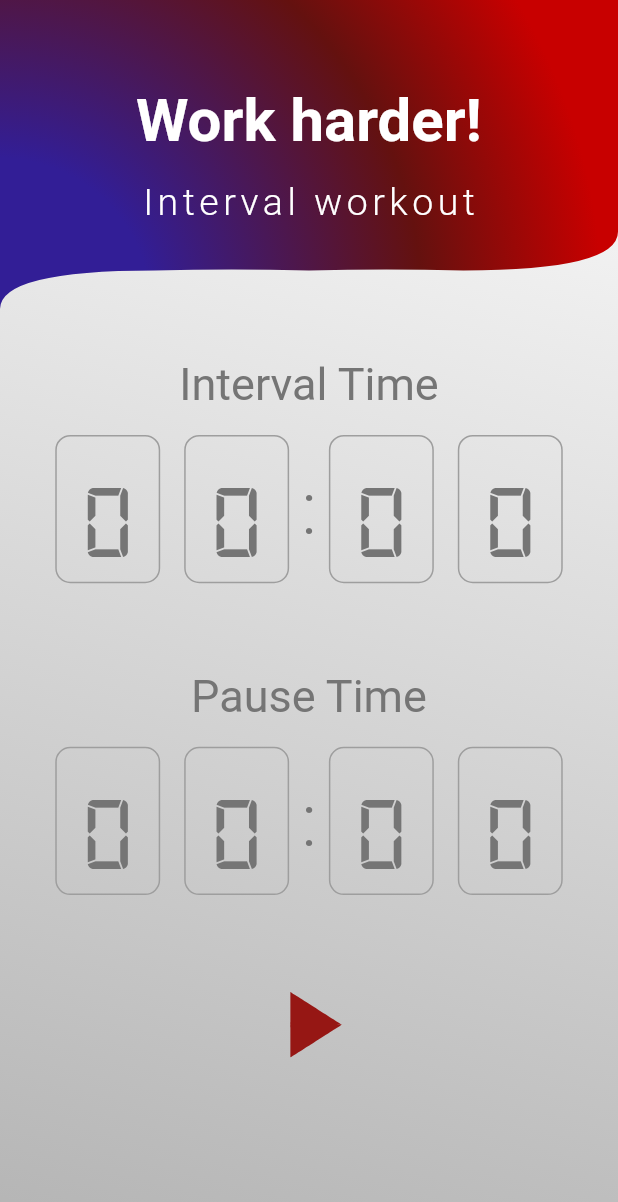
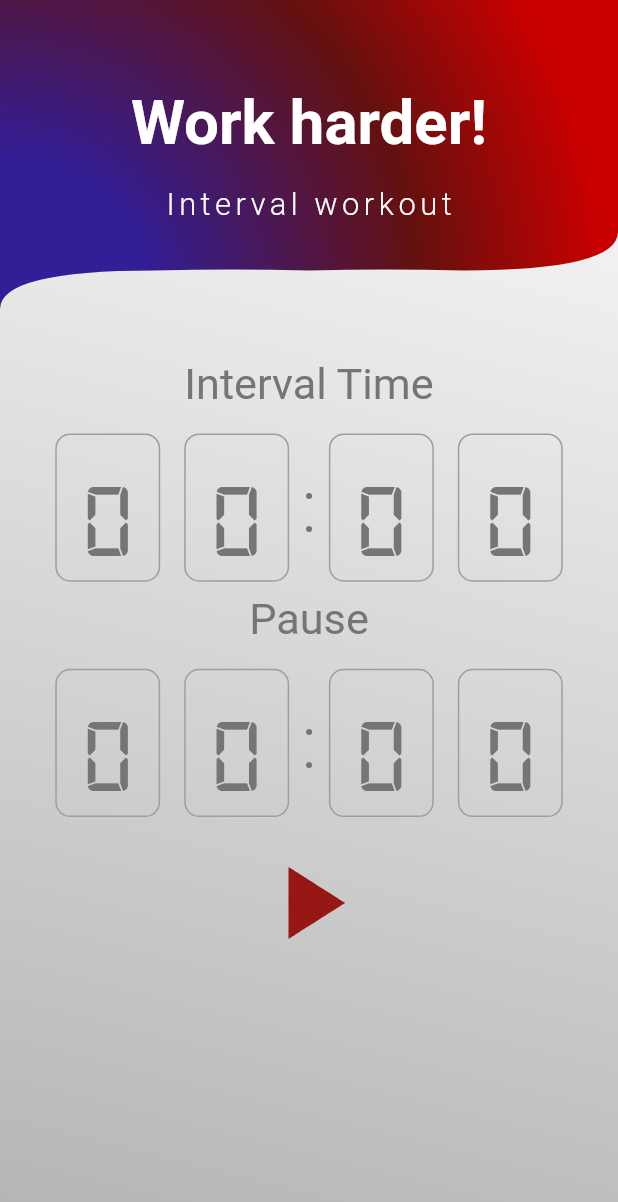
Before and after one commit to philheller/workout_intervall, a Flutter app: the screen it shows after launch, on a phone screen of 412 x 824 dp. Shown: the top 1202 px of the screen. Run offline on Flutter 3.47's test engine with Material 2 defaults, Android fonts, the phone set to English and light mode, and no system bars.

Commit message:
Added support for responsiveness with media query. To be tested.

```diff
--- a/lib/components/blockTitle.dart
+++ /dev/null
@@ -1,19 +0,0 @@
-import 'package:flutter/material.dart';
-
-class BlockTitle extends StatelessWidget {
-  final String title;
-  BlockTitle({@required this.title});
-  @override
-  Widget build(BuildContext context) {
-    return Padding(
-      padding: const EdgeInsets.only(bottom: 8.0),
-      child: Text(
-        this.title,
-        style: TextStyle(
-          fontSize: 30,
-          color: Colors.grey[600],
-        ),
-      ),
-    );
-  }
-}
--- a/lib/components/clock.dart
+++ b/lib/components/clock.dart
@@ -1,18 +1,38 @@
-import 'dart:developer';
-
 import 'package:flutter/material.dart';
+import 'package:workout_intervaller/data/sizeConfig.dart';
 
 class CounterClock extends StatefulWidget {
-  double height;
-  CounterClock({@required this.height});
+  final double height;
+  final String title;
+  CounterClock({@required this.height, @required this.title});
   @override
   _CounterClockState createState() => _CounterClockState();
 }
 
 class _CounterClockState extends State<CounterClock> {
+  void _startCounter() {}
+
   @override
   Widget build(BuildContext context) {
-    return Row(
+    return Column(
+      children: [
+        Padding(
+          padding: const EdgeInsets.only(bottom: 8.0),
+          child: GestureDetector(
+            onTap: () {
+              _startCounter();
+            },
+            child: Text(
+              widget.title,
+              style: TextStyle(
+                fontSize:
+                    SizeConfig.textScaleFactor * SizeConfig.screenWidth * 0.07,
+                color: Colors.grey[600],
+              ),
+            ),
+          ),
+        ),
+        Row(
           children: <Widget>[
             Expanded(
                 child: ClockCard(
@@ -38,12 +58,14 @@ class _CounterClockState extends State<CounterClock> {
               height: widget.height,
             )),
           ],
+        ),
+      ],
     );
   }
 }
 
 class ClockCard extends StatefulWidget {
-  double height;
+  final double height;
   ClockCard({@required this.height});
   @override
   _ClockCardState createState() => _ClockCardState();
--- a/lib/components/customAppBar.dart
+++ b/lib/components/customAppBar.dart
@@ -1,4 +1,5 @@
 import 'package:flutter/material.dart';
+import 'package:workout_intervaller/data/sizeConfig.dart';
 
 class CustomAppBar extends StatelessWidget {
   final String title;
@@ -12,17 +13,22 @@ class CustomAppBar extends StatelessWidget {
     customList.add(Text(
       this.title,
       style: TextStyle(
-          fontSize: 40, fontWeight: FontWeight.bold, color: Colors.white),
+        fontSize: SizeConfig.screenWidth * 0.1 * SizeConfig.textScaleFactor,
+        fontWeight: FontWeight.bold,
+        color: Colors.white,
+      ),
     ));
     if (secondaryMsg != null) {
       customList.add(
         Text(
           this.secondaryMsg,
           style: TextStyle(
-              fontSize: 25,
-              fontWeight: FontWeight.w300,
-              letterSpacing: 3,
-              color: Colors.white),
+            fontSize:
+                SizeConfig.screenWidth * 0.05 * SizeConfig.textScaleFactor,
+            fontWeight: FontWeight.w300,
+            letterSpacing: 3,
+            color: Colors.white,
+          ),
         ),
       );
     }
@@ -36,7 +42,7 @@ class CustomAppBar extends StatelessWidget {
     return ClipPath(
       clipper: LinePath(),
       child: Container(
-        height: MediaQuery.of(context).size.height * this.height,
+        height: this.height,
         alignment: Alignment.topLeft,
         decoration: BoxDecoration(
             gradient: RadialGradient(
--- /dev/null
+++ b/lib/data/sizeConfig.dart
@@ -0,0 +1,17 @@
+import 'package:flutter/material.dart';
+
+class SizeConfig {
+  static MediaQueryData _mediaQueryData;
+  static double screenWidth;
+  static double screenHeight;
+  static double textScaleFactor;
+
+  static void init(BuildContext context) {
+    _mediaQueryData = MediaQuery.of(context);
+    screenWidth = _mediaQueryData.size.width;
+    screenHeight = _mediaQueryData.size.height;
+    textScaleFactor = _mediaQueryData.textScaleFactor;
+    print(
+        "Initialized with device data: {width: $screenWidth, height: $screenHeight, textScaleFactor: $textScaleFactor,}");
+  }
+}
--- a/lib/pages/landingPage.dart
+++ b/lib/pages/landingPage.dart
@@ -1,7 +1,7 @@
 import 'package:flutter/material.dart';
-import 'package:workout_intervaller/components/blockTitle.dart';
 import 'package:workout_intervaller/components/clock.dart';
 import 'package:workout_intervaller/components/customAppBar.dart';
+import 'package:workout_intervaller/data/sizeConfig.dart';
 
 class LandingPage extends StatefulWidget {
   @override
@@ -11,6 +11,7 @@ class LandingPage extends StatefulWidget {
 class _LandingPageState extends State<LandingPage>
     with SingleTickerProviderStateMixin {
   AnimationController _animationController;
+  bool workout_not_pause = true;
   bool isPlaying = false;
 
   @override
@@ -34,11 +35,17 @@ class _LandingPageState extends State<LandingPage>
       isPlaying
           ? _animationController.forward()
           : _animationController.reverse();
+      _startCounters();
     });
+  }
+
+  void _startCounters() {
+    // workout_not_pause ?
   }
 
   @override
   Widget build(BuildContext context) {
+    SizeConfig.init(context);
     return Scaffold(
       backgroundColor: Colors.transparent,
       body: Container(
@@ -57,43 +64,33 @@ class _LandingPageState extends State<LandingPage>
             CustomAppBar(
               title: "Work harder!",
               secondaryMsg: "Interval workout",
-              height: 0.25,
+              height: SizeConfig.screenHeight * 0.25,
             ),
             Padding(
               padding: EdgeInsets.symmetric(
                   vertical: MediaQuery.of(context).size.height * 0.04),
               child: Column(
                 children: <Widget>[
-                  BlockTitle(
+                  Padding(
+                    padding: EdgeInsets.symmetric(
+                        horizontal: MediaQuery.of(context).size.width * 0.07),
+                    child: CounterClock(
                       title: "Interval Time",
+                      height: 0.12,
+                    ),
                   ),
                   Padding(
                     padding: EdgeInsets.symmetric(
                         horizontal: MediaQuery.of(context).size.width * 0.07),
                     child: CounterClock(
+                      title: "Pause",
                       height: 0.12,
                     ),
                   ),
-                  SizedBox(height: 50),
-                  BlockTitle(
-                    title: "Pause Time",
-                  ),
-                  Padding(
-                    padding: EdgeInsets.symmetric(
-                        horizontal: MediaQuery.of(context).size.width * 0.07),
-                    child: CounterClock(
-                      height: 0.12,
-                    ),
-                  ),
-                  Padding(
-                    padding: EdgeInsets.symmetric(
-                        vertical: MediaQuery.of(context).size.height * 0.04),
-                    child: Column(
-                      crossAxisAlignment: CrossAxisAlignment.center,
-                      mainAxisAlignment: MainAxisAlignment.center,
-                      children: [
                   IconButton(
-                          iconSize: 75,
+                    iconSize: SizeConfig.textScaleFactor *
+                        SizeConfig.screenHeight *
+                        0.1,
                     icon: AnimatedIcon(
                       icon: AnimatedIcons.play_pause,
                       progress: _animationController,
@@ -109,9 +106,6 @@ class _LandingPageState extends State<LandingPage>
           ],
         ),
       ),
-          ],
-        ),
-      ),
     );
   }
 }
```
Lines whose indentation alone changed are shown as unchanged.
